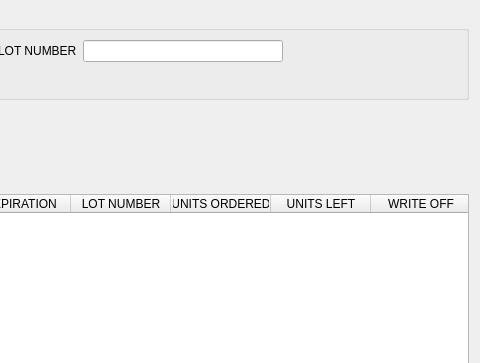
Before: the Qt Designer form src/inventoryframe.ui in kyledevans/Medicine-Track, drawn with Qt 5; both pictures show x 441 to 921 and y 0 to 363 of the 921 by 655 pixel window.
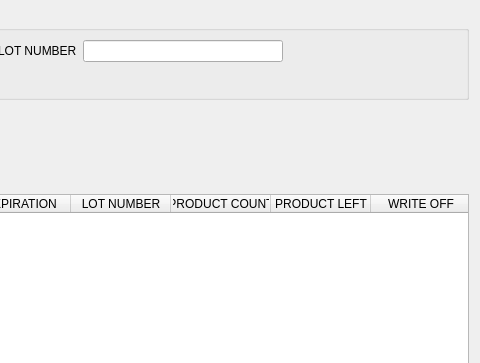
After: the same form once the commit is applied.

Patch:
```diff
--- a/src/inventoryframe.ui
+++ b/src/inventoryframe.ui
@@ -304,12 +304,12 @@
      </column>
      <column>
       <property name="text">
-       <string>UNITS ORDERED</string>
+       <string comment="PRODUCT COUNT DISPLAY LABEL">PRODUCT COUNT</string>
       </property>
      </column>
      <column>
       <property name="text">
-       <string>UNITS LEFT</string>
+       <string comment="PRODUCT LEFT DISPLAY LABEL">PRODUCT LEFT</string>
       </property>
      </column>
      <column>
```
Left out of the diff: 60 changed lines with no effect on the pictures.
